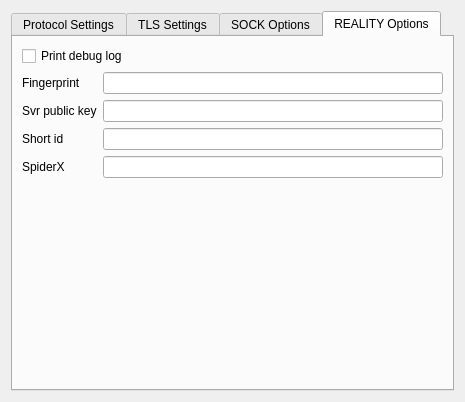
Old version of the form src/ui/widgets/widgets/StreamSettingsWidget.ui in the repository akliuxingyuan/Qv2ray.
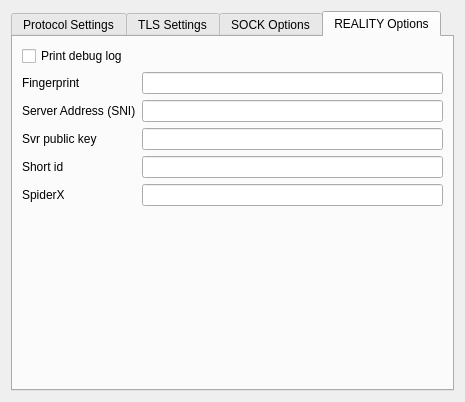
New version of the form. The open tabs and pages were chosen to show the change.

Patch:
```diff
--- a/src/ui/widgets/widgets/StreamSettingsWidget.ui
+++ b/src/ui/widgets/widgets/StreamSettingsWidget.ui
@@ -1064,33 +1064,43 @@
             <widget class="QLineEdit" name="fingerprint"/>
         </item>
         <item row="2" column="0">
-            <widget class="QLabel" name="label_35">
+        <widget class="QLabel" name="label_35">
+         <property name="text">
+          <string>Server Address (SNI)</string>
+         </property>
+        </widget>
+       </item>
+       <item row="2" column="1">
+        <widget class="QLineEdit" name="realityServerNameTxt"/>
+       </item>
+        <item row="3" column="0">
+            <widget class="QLabel" name="label_36">
             <property name="text">
             <string>Svr public key</string>
             </property>
             </widget>
         </item>
-        <item row="2" column="1">
+        <item row="3" column="1">
             <widget class="QLineEdit" name="publicKey"/>
         </item>
-        <item row="3" column="0">
+        <item row="4" column="0">
             <widget class="QLabel" name="label_36">
             <property name="text">
             <string>Short id</string>
             </property>
             </widget>
         </item>
-        <item row="3" column="1">
+        <item row="4" column="1">
             <widget class="QLineEdit" name="shortId"/>
         </item>
-        <item row="4" column="0">
-            <widget class="QLabel" name="label_37">
+        <item row="5" column="0">
+            <widget class="QLabel" name="label_38">
             <property name="text">
             <string>SpiderX</string>
             </property>
             </widget>
         </item>
-        <item row="4" column="1">
+        <item row="5" column="1">
             <widget class="QLineEdit" name="spiderX"/>
         </item>
         </layout>
```
Left out of the diff: 5 changed lines with no effect on the pictures.
